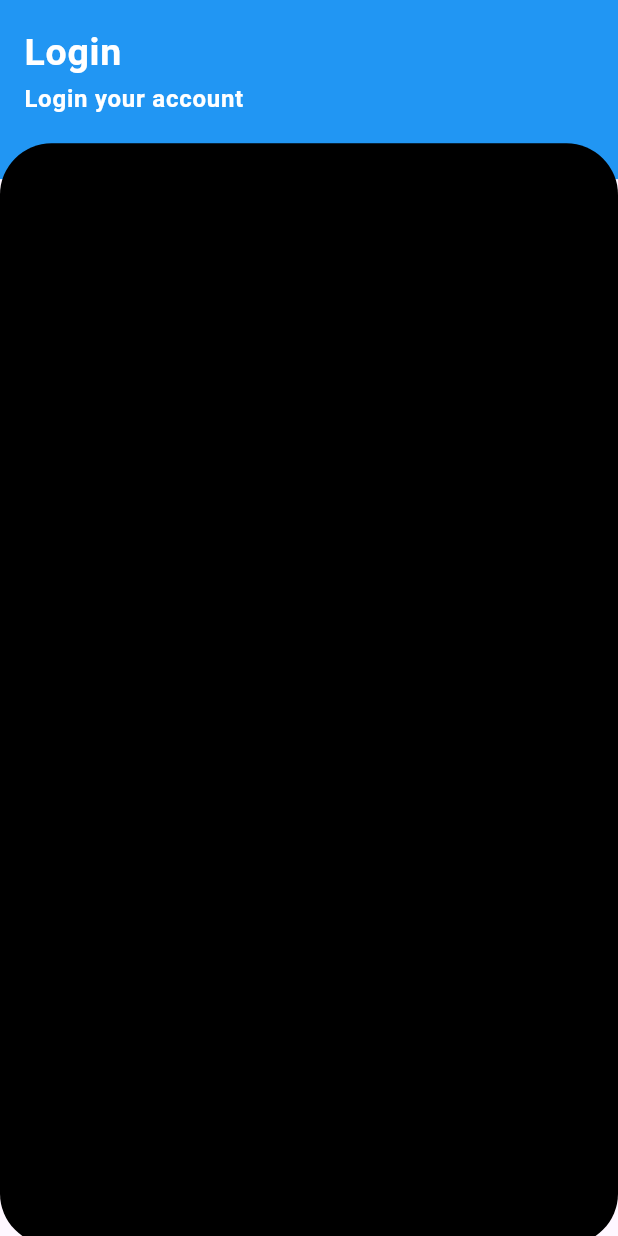
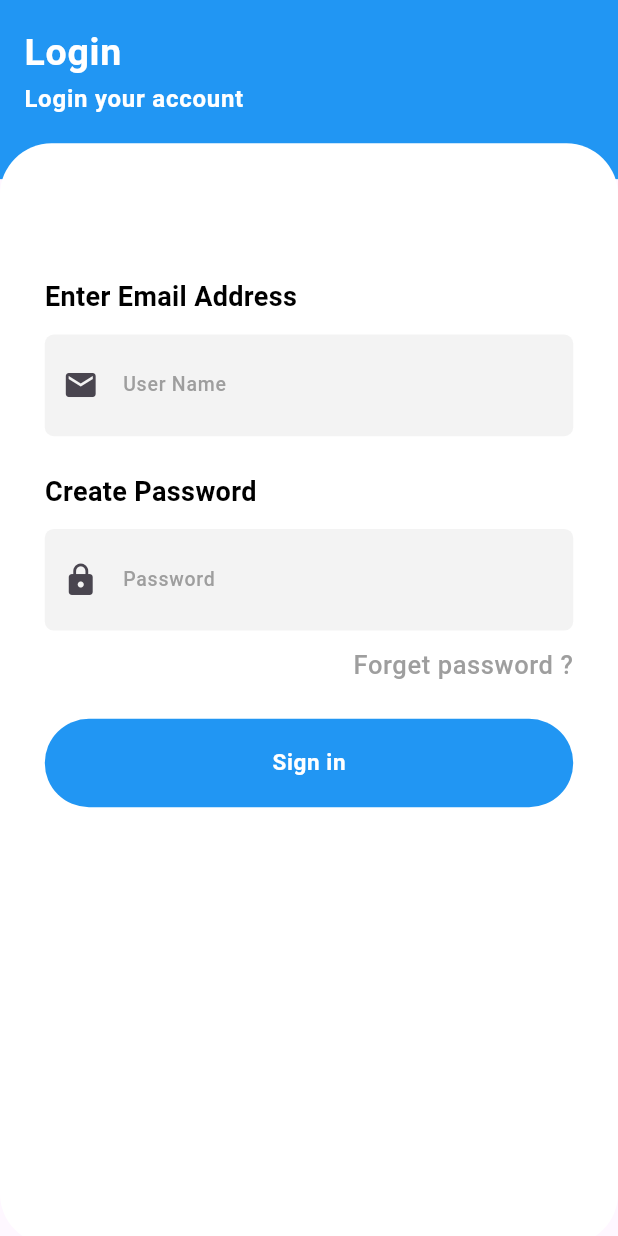
Before and after one commit to somtech123/Go_rider_passenger_app, a Flutter app: the screen it shows after launch, on a phone screen of 412 x 824 dp. Run offline on Flutter 3.47's test engine with Material 3 defaults, Android fonts, the phone set to English and light mode, and no system bars; our stand-ins replace equatable, flutter_bloc, flutter_screenutil, go_router, google_maps_flutter, logger.

Commit message:
added asset, and new dependency and ui conversion for login

```diff
--- a/lib/ui/features/authentication/login/presentation/view/login_screen.dart
+++ b/lib/ui/features/authentication/login/presentation/view/login_screen.dart
@@ -1,7 +1,8 @@
 import 'package:flutter/material.dart';
 import 'package:flutter/services.dart';
 import 'package:flutter_screenutil/flutter_screenutil.dart';
-import 'package:go_rider/ui/shared/shape/circular_container.dart';
+import 'package:go_rider/ui/features/authentication/login/presentation/view/widget/login_body_view.dart';
+import 'package:go_rider/ui/shared/shared_widget/circular_container.dart';
 import 'package:go_rider/ui/shared/top_widget/full_top_widget.dart';
 import 'package:go_rider/utils/app_constant/app_color.dart';
 
@@ -69,10 +70,11 @@ class LoginScreen extends StatelessWidget {
                             height: height - 75.h,
                             width: width,
                             child: CircularContainerWidget(
-                              color: Colors.black,
+                              color: AppColor.secondaryColor,
                               height: height - 75.h,
                               width: width,
                               borderRaduis: 30.r,
+                              child: LoginBodyView(),
                             ),
                           ),
                         )
--- /dev/null
+++ b/lib/ui/features/authentication/login/presentation/view/widget/login_body_view.dart
@@ -0,0 +1,71 @@
+import 'package:flutter/material.dart';
+import 'package:flutter_screenutil/flutter_screenutil.dart';
+import 'package:go_rider/ui/shared/shared_widget/app_text_field.dart';
+import 'package:go_rider/ui/shared/shared_widget/primary_button.dart';
+import 'package:go_rider/utils/app_constant/app_color.dart';
+import 'package:go_rider/utils/app_constant/app_string.dart';
+
+class LoginBodyView extends StatelessWidget {
+  const LoginBodyView({super.key});
+
+  @override
+  Widget build(BuildContext context) {
+    return SingleChildScrollView(
+        child: Padding(
+      padding: EdgeInsets.symmetric(vertical: 25.h, horizontal: 25.h),
+      child: Column(
+        crossAxisAlignment: CrossAxisAlignment.start,
+        children: [
+          SizedBox(height: 50.h),
+          Text(
+            AppStrings.enterEmail,
+            style: Theme.of(context).textTheme.bodyMedium!.copyWith(
+                fontSize: 18,
+                fontWeight: FontWeight.w600,
+                color: AppColor.darkColor),
+          ),
+          SizedBox(height: 10.h),
+          const AppTextField(
+            hintText: 'User Name',
+            prefixIcon: Icon(Icons.mail),
+          ),
+          SizedBox(height: 20.h),
+          Text(
+            AppStrings.enterPassword,
+            style: Theme.of(context).textTheme.bodyMedium!.copyWith(
+                fontSize: 18,
+                fontWeight: FontWeight.w600,
+                color: AppColor.darkColor),
+          ),
+          SizedBox(height: 10.h),
+          const AppTextField(
+            hintText: 'Password',
+            prefixIcon: Icon(Icons.lock),
+          ),
+          SizedBox(height: 10.h),
+          Align(
+            alignment: Alignment.topRight,
+            child: InkWell(
+              child: Text(
+                AppStrings.forgetPassword,
+                style: Theme.of(context).textTheme.bodySmall!.copyWith(
+                    fontSize: 17,
+                    fontWeight: FontWeight.w500,
+                    color: AppColor.greyColor),
+              ),
+            ),
+          ),
+          SizedBox(height: 20.h),
+          PrimaryButton(
+            onPressed: () {},
+            label: AppStrings.siginIN,
+            bottomLeftRadius: 30.r,
+            bottomRightRadius: 30.r,
+            topLeftRadius: 30.r,
+            topRightRadius: 30.r,
+          )
+        ],
+      ),
+    ));
+  }
+}
--- /dev/null
+++ b/lib/ui/shared/shared_widget/app_text_field.dart
@@ -0,0 +1,162 @@
+import 'package:flutter/material.dart';
+import 'package:flutter/services.dart';
+import 'package:flutter_screenutil/flutter_screenutil.dart';
+import 'package:go_rider/utils/app_constant/app_color.dart';
+
+class AppTextField extends StatelessWidget {
+  final String? hintText;
+  final TextStyle? textStyle;
+  final TextStyle? hintStyle;
+  final InputDecoration? inputDecoration;
+  final void Function(String)? onChanged;
+
+  final TextInputType? keyboardType;
+
+  final bool obscureText;
+
+  final String? errorMessage;
+
+  final FocusNode? focusNode;
+
+  final TextEditingController? controller;
+
+  final bool enabled;
+
+  final List<TextInputFormatter>? inputFormatters;
+
+  final bool enableInteractiveSelection;
+
+  final double borderRadius;
+
+  final Widget? suffixIcon;
+
+  final Widget? prefixIcon;
+
+  final String? helperText;
+
+  final bool isTransparentBorder;
+
+  final Color? textColor;
+
+  final int? maxLines;
+
+  final TextCapitalization textCapitalization;
+
+  final Color borderColor;
+
+  final int maxLength;
+
+  final String? Function(String?)? validator;
+
+  final VoidCallback? ontap;
+  final VoidCallback? onEdittingComplete;
+  final void Function(String)? onFieldSubmitted;
+
+  const AppTextField({
+    super.key,
+    this.hintText,
+    this.suffixIcon,
+    this.prefixIcon,
+    this.onChanged,
+    this.keyboardType,
+    this.errorMessage,
+    this.controller,
+    this.focusNode,
+    this.borderRadius = 6.0,
+    this.enabled = true,
+    this.inputFormatters,
+    this.maxLines,
+    this.hintStyle,
+    this.helperText,
+    this.enableInteractiveSelection = true,
+    this.obscureText = false,
+    this.isTransparentBorder = false,
+    this.textCapitalization = TextCapitalization.none,
+    this.borderColor = Colors.transparent,
+    this.validator,
+    this.textColor,
+    this.maxLength = TextField.noMaxLength,
+    this.textStyle,
+    this.inputDecoration,
+    this.onFieldSubmitted,
+    this.ontap,
+    this.onEdittingComplete,
+  });
+
+  @override
+  Widget build(BuildContext context) {
+    return TextFormField(
+      inputFormatters: inputFormatters,
+      enableInteractiveSelection: enableInteractiveSelection,
+      enabled: enabled,
+      cursorColor: AppColor.primaryColor,
+      textCapitalization: textCapitalization,
+      controller: controller,
+      validator: validator,
+      focusNode: focusNode,
+      obscureText: obscureText,
+      maxLines: maxLines ?? 1,
+      keyboardType: keyboardType,
+      maxLength: maxLength,
+      style: textStyle ??
+          Theme.of(context).textTheme.headlineSmall!.copyWith(fontSize: 13),
+      decoration: inputDecoration ??
+          InputDecoration(
+            helperText: helperText,
+            errorText: errorMessage == "" || errorMessage == null
+                ? null
+                : errorMessage,
+            counterText: "",
+            errorStyle: const TextStyle(fontSize: 12),
+            contentPadding: EdgeInsets.fromLTRB(12.h, 20.h, 12.h, 20.h),
+            hintStyle: hintStyle ??
+                Theme.of(context).textTheme.bodyLarge!.copyWith(
+                    fontSize: 13,
+                    fontWeight: FontWeight.w500,
+                    color: AppColor.greyColor),
+            border: OutlineInputBorder(
+                borderSide: BorderSide(
+                    color:
+                        isTransparentBorder ? Colors.transparent : borderColor,
+                    width: 1),
+                borderRadius: BorderRadius.circular(borderRadius)),
+            enabledBorder: OutlineInputBorder(
+                borderRadius: BorderRadius.circular(borderRadius),
+                borderSide: BorderSide(
+                    color:
+                        isTransparentBorder ? Colors.transparent : borderColor,
+                    width: 1)),
+            focusedBorder: OutlineInputBorder(
+                borderRadius: BorderRadius.circular(borderRadius),
+                borderSide: BorderSide(
+                    color: isTransparentBorder
+                        ? Colors.transparent
+                        : AppColor.primaryColor,
+                    width: 2)),
+            disabledBorder: OutlineInputBorder(
+                borderSide: BorderSide(
+                    color:
+                        isTransparentBorder ? Colors.transparent : borderColor,
+                    width: 1),
+                borderRadius: BorderRadius.circular(borderRadius)),
+            errorBorder: OutlineInputBorder(
+                borderSide: BorderSide(
+                    color:
+                        isTransparentBorder ? Colors.transparent : Colors.red,
+                    width: 1)),
+            filled: true,
+            fillColor: AppColor.fillColor,
+            hintText: hintText,
+            suffixIcon: suffixIcon,
+            prefixIcon: prefixIcon,
+          ),
+      onChanged: onChanged,
+      onTap: ontap,
+      onEditingComplete: onEdittingComplete,
+      onFieldSubmitted: onFieldSubmitted ??
+          (value) {
+            SystemChannels.textInput.invokeMethod('TextInput.hide');
+          },
+    );
+  }
+}
--- /dev/null
+++ b/lib/ui/shared/shared_widget/primary_button.dart
@@ -0,0 +1,87 @@
+import 'package:flutter/material.dart';
+import 'package:go_rider/utils/app_constant/app_color.dart';
+import 'package:go_rider/utils/app_constant/app_constant.dart';
+import 'package:go_rider/utils/utils/responsive_ui.dart';
+
+// ignore: must_be_immutable
+class PrimaryButton extends StatelessWidget {
+  final String label;
+  final Color? labelColor;
+  final Function? onPressed;
+  final Color? backgroundColor;
+  final Color? accentColor;
+  final Color? borderColor;
+  bool hideBorder;
+  final double? topLeftRadius;
+  final double? topRightRadius;
+  final double? bottomRightRadius;
+  final double? bottomLeftRadius;
+
+  PrimaryButton(
+      {Key? key,
+      required this.label,
+      this.labelColor,
+      required this.onPressed,
+      this.backgroundColor,
+      this.accentColor,
+      this.hideBorder = false,
+      this.borderColor,
+      this.topLeftRadius,
+      this.bottomLeftRadius,
+      this.bottomRightRadius,
+      this.topRightRadius})
+      : super(key: key);
+
+  MaterialStateProperty<T> changeButtonStyle<T>(style) =>
+      MaterialStateProperty.all<T>(style);
+
+  @override
+  Widget build(BuildContext context) {
+    final fs = fullScreen(context);
+    final h = sHeight(context);
+
+    return ElevatedButton(
+      style: ButtonStyle(
+        minimumSize: changeButtonStyle<Size>(Size(
+          fs('width'),
+          h(58.0),
+        )),
+        animationDuration: const Duration(
+            microseconds: AppConstant.buttonSplashAnimationDuration),
+        backgroundColor:
+            changeButtonStyle<Color>(backgroundColor ?? AppColor.primaryColor),
+        overlayColor: changeButtonStyle<Color>(
+          accentColor ?? AppColor.buttonOverlay,
+        ),
+        shape: changeButtonStyle<OutlinedBorder>(
+          hideBorder
+              ? RoundedRectangleBorder(
+                  side: BorderSide.none,
+                  borderRadius: BorderRadius.only(
+                      topLeft: Radius.circular(topLeftRadius ?? 15.0),
+                      bottomLeft: Radius.circular(bottomLeftRadius ?? 115.0),
+                      bottomRight: Radius.circular(bottomRightRadius ?? 15.0),
+                      topRight: Radius.circular(topRightRadius ?? 15.0)))
+              : RoundedRectangleBorder(
+                  side: BorderSide(
+                      width: 1.0, color: borderColor ?? Colors.transparent),
+                  borderRadius: BorderRadius.only(
+                      topLeft: Radius.circular(topLeftRadius ?? 15.0),
+                      bottomLeft: Radius.circular(bottomLeftRadius ?? 15.0),
+                      bottomRight: Radius.circular(bottomRightRadius ?? 15.0),
+                      topRight: Radius.circular(topRightRadius ?? 15.0))),
+        ),
+        elevation: changeButtonStyle<double>(0.0),
+      ),
+      onPressed: onPressed == null ? null : () => onPressed!(),
+      child: Text(
+        label,
+        style: Theme.of(context).textTheme.bodySmall!.copyWith(
+              fontSize: 15,
+              color: labelColor ?? Colors.white,
+              fontWeight: FontWeight.w600,
+            ),
+      ),
+    );
+  }
+}
--- a/lib/utils/app_constant/app_color.dart
+++ b/lib/utils/app_constant/app_color.dart
@@ -3,4 +3,11 @@ import 'package:flutter/material.dart';
 class AppColor {
   static const Color primaryColor = Colors.blue;
   static const Color whiteColor = Colors.white;
+  static const Color secondaryColor = Colors.white;
+
+  static const Color fillColor = Color(0xFFF3F3F3);
+  static const Color greyColor = Colors.grey;
+  static const Color darkColor = Colors.black;
+
+  static const Color buttonOverlay = Color(0xffE2F3FF);
 }
--- /dev/null
+++ b/lib/utils/app_constant/app_constant.dart
@@ -0,0 +1,3 @@
+class AppConstant {
+  static const int buttonSplashAnimationDuration = 1300;
+}
--- a/lib/utils/app_constant/app_string.dart
+++ b/lib/utils/app_constant/app_string.dart
@@ -1,3 +1,8 @@
 class AppStrings {
   static const String home = 'Home';
+  static const String enterEmail = 'Enter Email Address';
+  static const String enterPassword = 'Create Password';
+  static const String forgetPassword = 'Forget password ?';
+
+  static const String siginIN = 'Sign in';
 }
--- /dev/null
+++ b/lib/utils/utils/responsive_ui.dart
@@ -0,0 +1,28 @@
+import 'package:flutter/material.dart';
+
+const mockupHeight = 812;
+const mockupWidth = 375;
+
+/// Returns [function] that generates responsive [height] value
+sHeight(BuildContext context) {
+  return (dynamic height) {
+    double screenHeight = MediaQuery.of(context).size.height;
+    return screenHeight * (height / mockupHeight);
+  };
+}
+
+/// Returns [function] that generates responsive [width] value
+sWidth(BuildContext context) {
+  return (dynamic width) {
+    double screenWidth = MediaQuery.of(context).size.width;
+    return screenWidth * (width / mockupWidth);
+  };
+}
+
+/// Returns value of the screen [height] or [width]
+fullScreen(BuildContext context) {
+  return (String? axis) {
+    if (axis!.contains('height')) return MediaQuery.of(context).size.height;
+    return MediaQuery.of(context).size.width;
+  };
+}
```
Also changed, not shown: pubspec.yaml (+6 -3 lines), assets/images/google_icon.png (added), assets/svgs/facebook.svg (added), lib/ui/shared/shared_widget/circular_container.dart (renamed from lib/ui/shared/shape/circular_container.dart), pubspec.lock.
